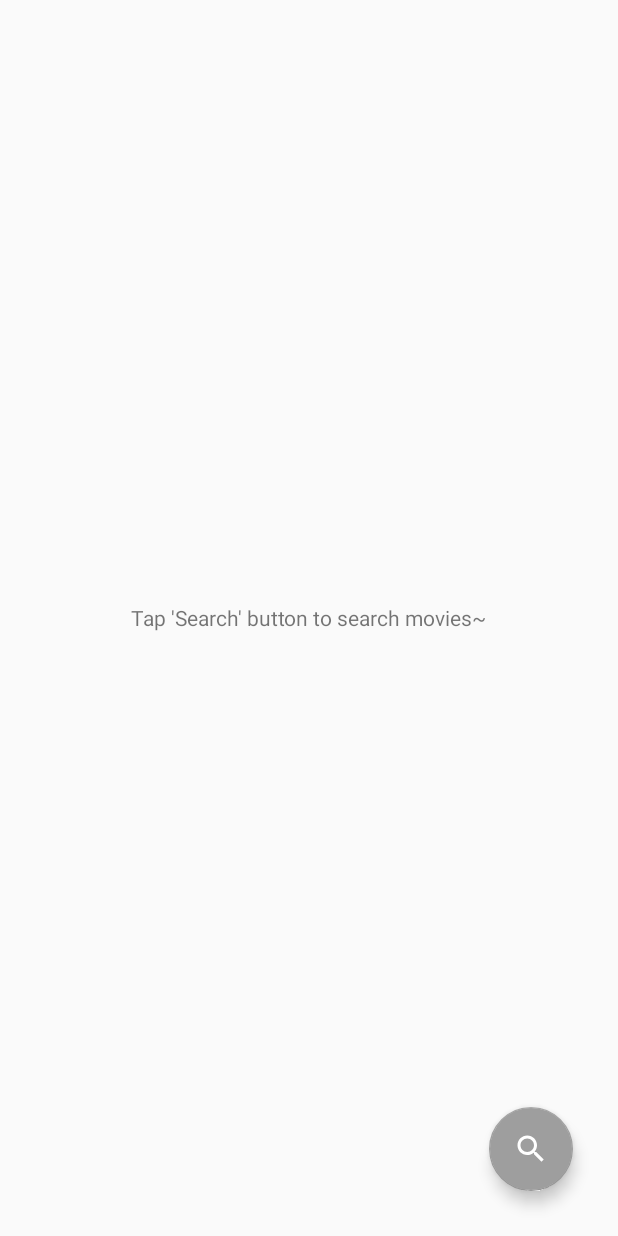
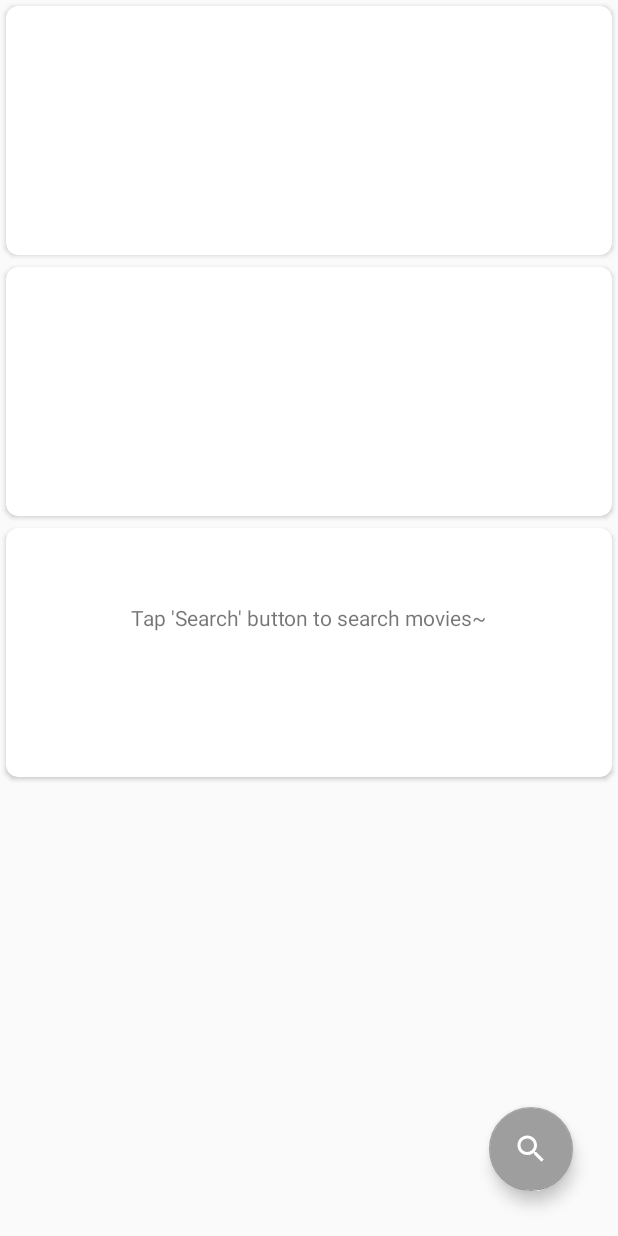
Before and after one commit to datafrey/movies, an Android app: the layout activity_main.xml on its own in the app's theme, with its tools: preview values and no code run, on a phone screen of 412 x 824 dp. Run offline under Robolectric (Android 15) with nearby library versions, the phone set to English and light mode, and no system bars.

```diff
--- a/app/build.gradle
+++ b/app/build.gradle
@@ -56,4 +56,6 @@ dependencies {
 
     implementation "com.squareup.retrofit2:retrofit:$version_retrofit"
     implementation "com.squareup.retrofit2:converter-moshi:$version_retrofit"
+
+    implementation "com.github.bumptech.glide:glide:$version_glide"
 }
--- a/app/src/main/java/com/datafrey/movies/data/OmdbApiService.kt
+++ b/app/src/main/java/com/datafrey/movies/data/OmdbApiService.kt
@@ -1,6 +1,6 @@
 package com.datafrey.movies.data
 
-import com.datafrey.movies.util.Util
+import com.datafrey.movies.util.Constants
 import com.squareup.moshi.Moshi
 import com.squareup.moshi.kotlin.reflect.KotlinJsonAdapterFactory
 import retrofit2.Retrofit
@@ -21,10 +21,10 @@ private val retrofit = Retrofit.Builder()
 
 interface OmdbApiService {
 
-    @GET(Util.API_KEY_QUERY)
+    @GET(Constants.API_KEY_QUERY)
     suspend fun getMoviesByQuery(@Query("s") query: String): MovieSearchCallback
 
-    @GET(Util.API_KEY_QUERY)
+    @GET(Constants.API_KEY_QUERY)
     suspend fun getMovieByImdbID(@Query("i") imdbId: String): AllMovieInfo
 }
 
--- a/app/src/main/java/com/datafrey/movies/data/Rating.kt
+++ b/app/src/main/java/com/datafrey/movies/data/Rating.kt
@@ -1,6 +1,8 @@
 package com.datafrey.movies.data
 
+import com.squareup.moshi.Json
+
 data class Rating(
-    val Source: String,
-    val Value: String
+    @Json(name = "Source") val source: String,
+    @Json(name = "Value") val value: String
 )
--- a/app/src/main/java/com/datafrey/movies/util/Util.kt
+++ b/app/src/main/java/com/datafrey/movies/util/Constants.kt
@@ -1,6 +1,6 @@
 package com.datafrey.movies.util
 
-object Util {
+object Constants {
     const val API_KEY = "9cf3625a"
     const val API_KEY_QUERY = "?apikey=$API_KEY"
 }
--- a/app/src/main/java/com/datafrey/movies/util/extensions.kt
+++ b/app/src/main/java/com/datafrey/movies/util/extensions.kt
@@ -8,7 +8,7 @@ import android.widget.ImageView
 import android.widget.Toast
 import androidx.annotation.StringRes
 import androidx.fragment.app.Fragment
-import com.squareup.picasso.Picasso
+import com.bumptech.glide.Glide
 
 fun Context.toast(message: String, duration: Int = Toast.LENGTH_SHORT) =
     Toast.makeText(this, message, duration).show()
@@ -26,5 +26,5 @@ inline fun <reified A:Activity> Fragment.startActivity(intent: Intent.() -> Unit
     startActivity(Intent(requireContext(), A::class.java).apply(intent))
 }
 
-fun ImageView.loadImageFromUrl(url: String?) =
-    Picasso.get().load(url).fit().centerInside().into(this)
+fun ImageView.loadImageFromUrl(url: String) =
+    Glide.with(context).load(url).into(this)
--- a/app/src/main/java/com/datafrey/movies/viewmodels/MovieInfoViewModel.kt
+++ b/app/src/main/java/com/datafrey/movies/viewmodels/MovieInfoViewModel.kt
@@ -10,9 +10,7 @@ import kotlinx.coroutines.Dispatchers
 import kotlinx.coroutines.launch
 import java.net.UnknownHostException
 
-class MovieInfoViewModel(
-    private val imdbID: String
-) : ViewModel() {
+class MovieInfoViewModel(private val imdbId: String) : ViewModel() {
 
     private val _receivedMovieInfo = MutableLiveData<AllMovieInfo>()
     val receivedMovieInfo: LiveData<AllMovieInfo>
@@ -33,7 +31,7 @@ class MovieInfoViewModel(
     fun getMovieInfo() {
         viewModelScope.launch(Dispatchers.Default) {
             try {
-                _receivedMovieInfo.postValue(OmdbApi.retrofitService.getMovieByImdbID(imdbID))
+                _receivedMovieInfo.postValue(OmdbApi.retrofitService.getMovieByImdbID(imdbId))
             } catch (uhe: UnknownHostException) {
                 _occurredException.postValue(UnknownHostException("Connection error."))
             } catch (e: Exception) {
--- a/app/src/main/res/layout/activity_main.xml
+++ b/app/src/main/res/layout/activity_main.xml
@@ -1,6 +1,17 @@
 <?xml version="1.0" encoding="utf-8"?>
-<RelativeLayout xmlns:android="http://schemas.android.com/apk/res/android"
+<layout xmlns:android="http://schemas.android.com/apk/res/android"
     xmlns:tools="http://schemas.android.com/tools"
+    xmlns:app="http://schemas.android.com/apk/res-auto">
+
+    <data>
+        <variable
+            name="viewModel"
+            type="com.datafrey.movies.viewmodels.MainViewModel" />
+
+        <import type="android.view.View" />
+    </data>
+
+    <RelativeLayout
         android:layout_width="match_parent"
         android:layout_height="match_parent"
         tools:context=".activities.MainActivity">
@@ -8,7 +19,11 @@
         <androidx.recyclerview.widget.RecyclerView
             android:id="@+id/foundMoviesRecyclerView"
             android:layout_width="match_parent"
-        android:layout_height="wrap_content"/>
+            android:layout_height="wrap_content"
+            app:layoutManager="androidx.recyclerview.widget.GridLayoutManager"
+            app:spanCount="@integer/column_count"
+            tools:listitem="@layout/movie_item"
+            app:listData="@{viewModel.foundMoviesList}"/>
 
         <com.google.android.material.floatingactionbutton.FloatingActionButton
             android:id="@+id/searchFloatingActionButton"
@@ -17,17 +32,18 @@
             android:layout_marginEnd="30dp"
             android:layout_marginBottom="30dp"
             android:clickable="true"
-        android:onClick="searchButtonClick"
             android:src="@drawable/ic_white_search_24"
             android:layout_alignParentBottom="true"
-        android:layout_alignParentEnd="true"/>
+            android:layout_alignParentEnd="true" />
 
         <TextView
             android:id="@+id/foundMoviesListHintTextView"
             android:layout_width="wrap_content"
             android:layout_height="wrap_content"
             android:text="Tap 'Search' button to search movies~"
+            android:visibility="@{viewModel.foundMoviesListIsEmpty ? View.VISIBLE : View.GONE}"
             android:layout_centerVertical="true"
-        android:layout_centerHorizontal="true"/>
+            android:layout_centerHorizontal="true" />
 
     </RelativeLayout>
+</layout>
--- a/app/src/main/res/layout/layout_search.xml
+++ b/app/src/main/res/layout/layout_search.xml
@@ -20,6 +20,6 @@
         android:layout_marginTop="15dp"
         android:gravity="top"
         android:hint="Keyword/Keyphrase"
-        android:textSize="24sp" />
+        android:textSize="20sp" />
 
 </LinearLayout>
--- a/app/src/main/res/layout/movie_item.xml
+++ b/app/src/main/res/layout/movie_item.xml
@@ -3,23 +3,25 @@
     xmlns:app="http://schemas.android.com/apk/res-auto">
 
     <data>
-
         <variable
             name="shortMovieInfo"
             type="com.datafrey.movies.data.ShortMovieInfo" />
 
         <variable
-            name="movieItemEventListener"
-            type="com.datafrey.movies.adapters.MovieItemEventListener" />
+            name="onClickListener"
+            type="com.datafrey.movies.adapters.FoundMoviesViewAdapter.OnClickListener" />
+    </data>
 
-    </data>
+    <LinearLayout
+        android:layout_width="match_parent"
+        android:layout_height="wrap_content">
 
         <androidx.cardview.widget.CardView
             android:layout_width="match_parent"
             android:layout_height="wrap_content"
-        android:layout_margin="8dp"
-        app:cardCornerRadius="8dp"
-        android:onClick="@{() -> movieItemEventListener.onClick(shortMovieInfo)}">
+            android:layout_margin="4dp"
+            android:onClick="@{() -> onClickListener.onClick(shortMovieInfo)}"
+            app:cardCornerRadius="8dp">
 
             <RelativeLayout
                 android:layout_width="match_parent"
@@ -30,35 +32,33 @@
                     android:id="@+id/posterImageView"
                     android:layout_width="100dp"
                     android:layout_height="150dp"
-                app:url="@{shortMovieInfo.Poster}"
-                android:layout_alignParentStart="true"/>
+                    android:layout_alignParentStart="true"
+                    app:url="@{shortMovieInfo.posterUrl}" />
 
                 <LinearLayout
                     android:layout_width="match_parent"
                     android:layout_height="wrap_content"
+                    android:layout_centerVertical="true"
+                    android:layout_toEndOf="@+id/posterImageView"
                     android:orientation="vertical"
-                android:padding="4dp"
-                android:layout_toEndOf="@+id/posterImageView"
-                android:layout_centerVertical="true">
+                    android:padding="4dp">
 
                     <TextView
                         android:id="@+id/titleTextView"
-                    android:text="@{shortMovieInfo.Title}"
+                        android:layout_width="wrap_content"
+                        android:layout_height="wrap_content"
+                        android:text="@{shortMovieInfo.title}"
                         android:textColor="@android:color/black"
-                    android:textSize="20sp"
-                    android:layout_width="wrap_content"
-                    android:layout_height="wrap_content" />
+                        android:textSize="20sp" />
 
                     <TextView
                         android:id="@+id/yearTextView"
-                    android:text="@{shortMovieInfo.Year}"
                         android:layout_width="wrap_content"
-                    android:layout_height="wrap_content"/>
+                        android:layout_height="wrap_content"
+                        android:text="@{shortMovieInfo.year}" />
 
                 </LinearLayout>
-
             </RelativeLayout>
-
         </androidx.cardview.widget.CardView>
-
+    </LinearLayout>
 </layout>
--- a/build.gradle
+++ b/build.gradle
@@ -4,6 +4,7 @@ buildscript {
         version_lifecycle = "2.2.0"
         version_moshi = "1.8.0"
         version_retrofit = "2.6.0"
+        version_glide = "4.8.0"
     }
 
     ext.kotlin_version = "1.3.72"
```
Also changed, not shown: app/src/main/java/com/datafrey/movies/activities/MainActivity.kt (+31 -32 lines), app/src/main/java/com/datafrey/movies/activities/MovieInfoActivity.kt (+24 -21 lines), app/src/main/java/com/datafrey/movies/adapters/BindingAdapters.kt (+11 -1 lines), app/src/main/java/com/datafrey/movies/adapters/FoundMoviesViewAdapter.kt (+31 -23 lines), app/src/main/java/com/datafrey/movies/data/AllMovieInfo.kt (+25 -23 lines), app/src/main/java/com/datafrey/movies/data/ShortMovieInfo.kt (+7 -5 lines), app/src/main/res/layout/activity_movie_info.xml (+28 -27 lines). Lines whose indentation alone changed are shown as unchanged.
